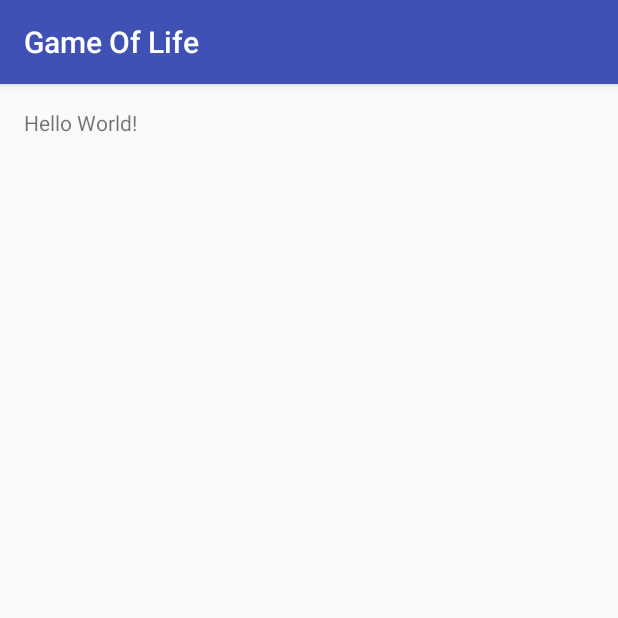
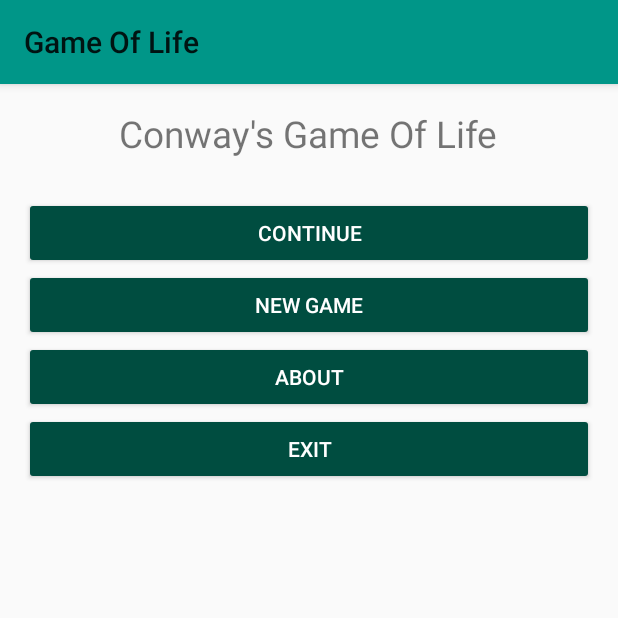
Before and after one commit to mikhsol/GameOfLife, an Android app: the screen it shows after launch (MainActivity), on a phone screen of 412 x 824 dp, the top half of it. Run offline under Robolectric (Android 15) with nearby library versions, the phone set to English and light mode, and no system bars.

Commit message:
Add few activities and layouts.

```diff
--- a/app/build.gradle
+++ b/app/build.gradle
@@ -10,6 +10,7 @@ android {
         versionCode 1
         versionName "1.0"
         testInstrumentationRunner "android.support.test.runner.AndroidJUnitRunner"
+        vectorDrawables.useSupportLibrary = true
     }
     buildTypes {
         release {
@@ -25,5 +26,7 @@ dependencies {
         exclude group: 'com.android.support', module: 'support-annotations'
     })
     compile 'com.android.support:appcompat-v7:25.1.1'
+    compile 'com.android.support:support-v4:25.1.1'
+    compile 'com.android.support:support-vector-drawable:25.1.1'
     testCompile 'junit:junit:4.12'
 }
--- a/app/src/main/java/com/nwps/gameoflife/MainActivity.java
+++ b/app/src/main/java/com/nwps/gameoflife/MainActivity.java
@@ -1,15 +1,31 @@
 package com.nwps.gameoflife;
 
+import android.content.Intent;
 import android.support.v7.app.AppCompatActivity;
 import android.os.Bundle;
+import android.view.View;
 
-import com.nwps.game_of_life.gameoflife.R;
-
-public class MainActivity extends AppCompatActivity {
+public class MainActivity extends AppCompatActivity implements View.OnClickListener {
 
     @Override
     protected void onCreate(Bundle savedInstanceState) {
         super.onCreate(savedInstanceState);
         setContentView(R.layout.activity_main);
+
+        View aboutButton = findViewById(R.id.about_button);
+        aboutButton.setOnClickListener(this);
+        View newGameButton = findViewById(R.id.new_game_button);
+        newGameButton.setOnClickListener(this);
+    }
+
+    @Override
+    public void onClick(View view) {
+        switch (view.getId()) {
+            case R.id.about_button:
+                startActivity(new Intent(this, AboutActivity.class));
+                break;
+            case R.id.new_game_button:
+                startActivity(new Intent(this, GridActivity.class));
+        }
     }
 }
--- a/app/src/main/res/layout/activity_main.xml
+++ b/app/src/main/res/layout/activity_main.xml
@@ -1,17 +1,44 @@
 <?xml version="1.0" encoding="utf-8"?>
-<RelativeLayout xmlns:android="http://schemas.android.com/apk/res/android"
+<LinearLayout xmlns:android="http://schemas.android.com/apk/res/android"
     xmlns:tools="http://schemas.android.com/tools"
     android:id="@+id/activity_main"
     android:layout_width="match_parent"
     android:layout_height="match_parent"
-    android:paddingBottom="@dimen/activity_vertical_margin"
-    android:paddingLeft="@dimen/activity_horizontal_margin"
-    android:paddingRight="@dimen/activity_horizontal_margin"
-    android:paddingTop="@dimen/activity_vertical_margin"
-    tools:context="com.nwps.gameoflife.MainActivity">
+    android:paddingBottom="16dp"
+    android:paddingLeft="16dp"
+    android:paddingRight="16dp"
+    android:paddingTop="16dp"
+    tools:context="com.nwps.gameoflife.MainActivity"
+    android:orientation="vertical">
 
-    <TextView
+    <TextView android:text="@string/main_title"
+        android:layout_height="wrap_content"
         android:layout_width="wrap_content"
+        android:layout_gravity="center"
+        android:layout_marginBottom="25dip"
+        android:textSize="24.5sp" />
+
+    <Button android:id="@+id/continue_button"
+        android:layout_width="match_parent"
         android:layout_height="wrap_content"
-        android:text="Hello World!" />
-</RelativeLayout>
+        android:text="@string/continue_label"
+        style="@style/Widget.AppCompat.Button.Colored" />
+
+    <Button android:id="@+id/new_game_button"
+        android:layout_width="fill_parent"
+        android:layout_height="wrap_content"
+        android:text="@string/new_game_label"
+        style="@style/Widget.AppCompat.Button.Colored" />
+
+    <Button android:id="@+id/about_button"
+        android:layout_width="fill_parent"
+        android:layout_height="wrap_content"
+        android:text="@string/about_label"
+        style="@style/Widget.AppCompat.Button.Colored" />
+
+    <Button android:id="@+id/exit_button"
+            android:layout_width="fill_parent"
+            android:layout_height="wrap_content"
+            android:text="@string/exit_label"
+            style="@style/Widget.AppCompat.Button.Colored" />
+</LinearLayout>
--- /dev/null
+++ b/app/src/main/res/layout/grid.xml
@@ -0,0 +1,6 @@
+<?xml version="1.0" encoding="utf-8"?>
+<LinearLayout xmlns:android="http://schemas.android.com/apk/res/android"
+    android:orientation="vertical" android:layout_width="match_parent"
+    android:layout_height="match_parent">
+
+</LinearLayout>
--- /dev/null
+++ b/app/src/main/res/menu/menu.xml
@@ -0,0 +1,6 @@
+<?xml version="1.0" encoding="utf-8"?>
+<menu xmlns:android="http://schemas.android.com/apk/res/android">
+    <item android:id="@+id/settings" android:title="@string/settings_label"
+        android:alphabeticShortcut="@string/settings_shortcut"
+        android:icon="@android:drawable/ic_menu_preferences" />
+</menu>
--- a/app/src/main/res/values/colors.xml
+++ b/app/src/main/res/values/colors.xml
@@ -1,6 +1,6 @@
 <?xml version="1.0" encoding="utf-8"?>
 <resources>
-    <color name="colorPrimary">#3F51B5</color>
-    <color name="colorPrimaryDark">#303F9F</color>
-    <color name="colorAccent">#FF4081</color>
+    <color name="colorPrimary">#009688</color>
+    <color name="colorPrimaryDark">#4DB6AC</color>
+    <color name="colorAccent">#004D40</color>
 </resources>
--- a/app/src/main/res/values/strings.xml
+++ b/app/src/main/res/values/strings.xml
@@ -1,3 +1,14 @@
+<?xml version="1.0" encoding="utf-8"?>
 <resources>
     <string name="app_name">Game Of Life</string>
+    <string name="main_title">Conway\'s Game Of Life</string>
+    <string name="continue_label">Continue</string>
+    <string name="new_game_label">New Game</string>
+    <string name="about_label">About</string>
+    <string name="exit_label">Exit</string>
+    <string name="about_title">Game Of Life</string>
+    <string name="about_content">The Game of Life, also known simply as Life, is a cellular automaton devised by the British mathematician John Horton Conway in 1970.</string>
+    <string name="grid_title">Game Of Life</string>
+    <string name="settings_label">Settings</string>
+    <string name="settings_shortcut">s</string>
 </resources>
--- a/app/src/main/res/values/styles.xml
+++ b/app/src/main/res/values/styles.xml
@@ -1,8 +1,7 @@
 <resources>
 
-    <!-- Base application theme. -->
-    <style name="AppTheme" parent="Theme.AppCompat.Light.DarkActionBar">
-        <!-- Customize your theme here. -->
+    <style name="AppTheme" parent="Theme.AppCompat.Light">
+
         <item name="colorPrimary">@color/colorPrimary</item>
         <item name="colorPrimaryDark">@color/colorPrimaryDark</item>
         <item name="colorAccent">@color/colorAccent</item>
```
Also changed, not shown: app/src/main/AndroidManifest.xml (+7 -3 lines), app/src/main/java/com/nwps/gameoflife/GridActivity.java (added, +31 -0 lines), app/src/main/java/com/nwps/gameoflife/PreferencesActivity.java (added, +12 -0 lines), app/src/main/res/xml/settings.xml (added, +21 -0 lines), 1 other file.
